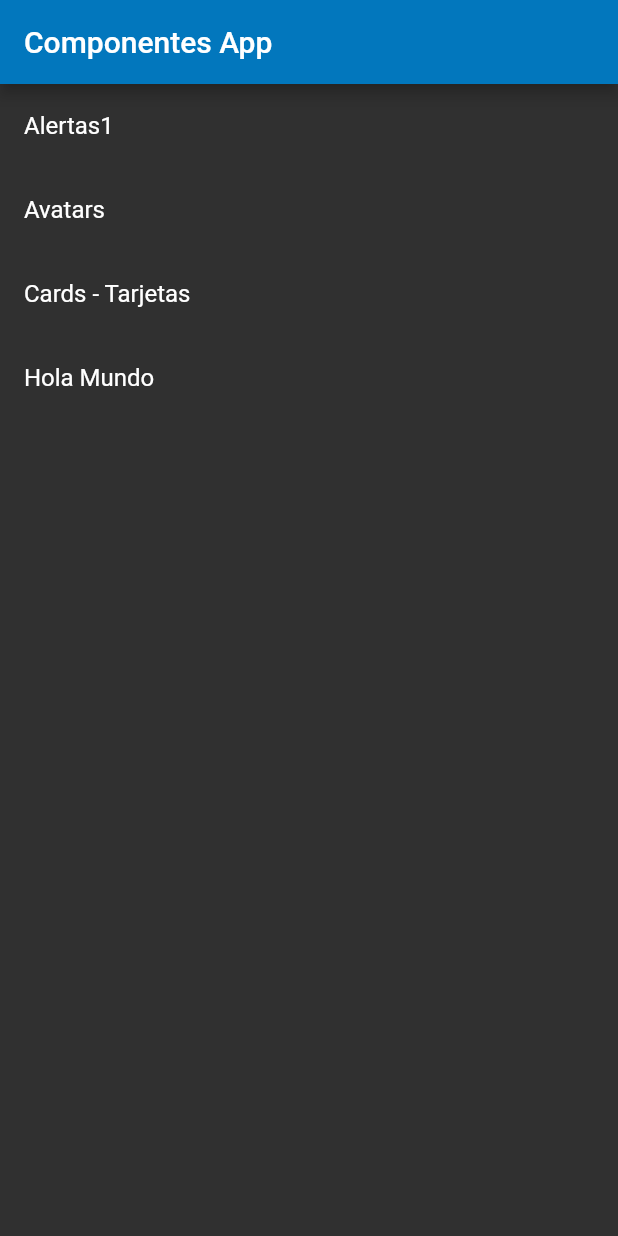
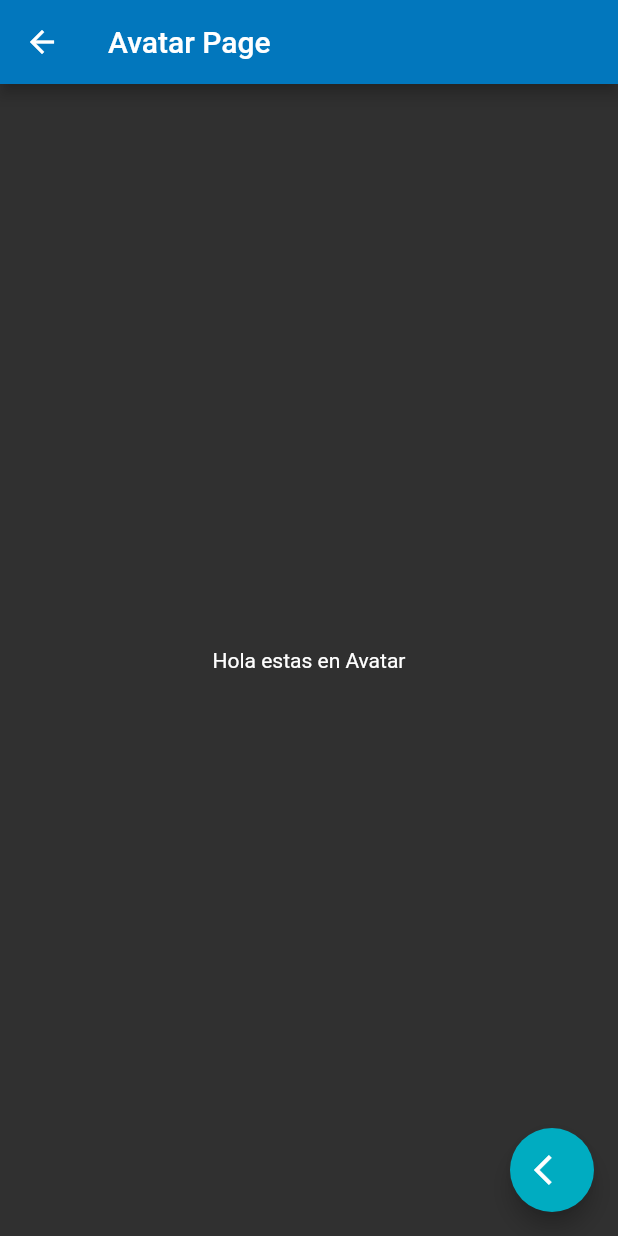
Before and after one commit to fidoguido/componentes5a, a Flutter app: the screen it shows after launch, after a tap on "Avatars", on a phone screen of 412 x 824 dp. Run offline on Flutter 3.47's test engine with Material 2 defaults, Android fonts, the phone set to English and light mode, and no system bars; Roboto replaces fonts that are missing (Georgia).

Commit message:
Menu construido con Json

```diff
--- a/data/menu_opts.json
+++ b/data/menu_opts.json
@@ -4,7 +4,7 @@
         {
             "ruta" : "alert",
             "icon" : "add_alert",
-            "texto": "Alertas1"
+            "texto": "Alertas"
         },
         {
             "ruta" : "avatar",
@@ -12,14 +12,19 @@
             "texto": "Avatars"
         },
         {
-            "ruta" : "card",
+            "ruta" : "avatar",
             "icon" : "folder_open",
             "texto": "Cards - Tarjetas"
         },
         {
-            "ruta" : "card",
+            "ruta" : "avatar",
             "icon" : "folder_open",
             "texto": "Hola Mundo"
+        },
+        {
+            "ruta" : "animater",
+            "icon" : "folder_open",
+            "texto": "Animater Container"
         }
     ]
 }
--- a/lib/src/app.dart
+++ b/lib/src/app.dart
@@ -1,13 +1,20 @@
+import 'package:flutter/material.dart';
+import 'package:componentes5a/src/pages/alerts_pages.dart';
 import 'package:componentes5a/src/pages/home_page.dart';
-import 'package:flutter/material.dart';
-import 'package:componentes5a/src/pages/home_temp.dart';
+import 'package:componentes5a/src/pages/avatar_page.dart';
 
 class App extends StatelessWidget {
   @override
   Widget build(BuildContext context) {
     return MaterialApp(
       title: 'Componentes App',
-      home: HomePage(),
+      //home: HomePage(),
+      initialRoute: '/',
+      routes: <String, WidgetBuilder>{
+        '/': (BuildContext context) => HomePage(),
+        'alert': (BuildContext context) => AlertPage(),
+        'avatar': (BuildContext context) => AvatarPage(),
+      },
       theme: ThemeData(
         brightness: Brightness.dark,
         primaryColor: Colors.lightBlue[800],
--- /dev/null
+++ b/lib/src/pages/avatar_page.dart
@@ -0,0 +1,26 @@
+import 'package:flutter/material.dart';
+
+class AvatarPage extends StatelessWidget {
+  @override
+  Widget build(BuildContext context) {
+    return Container(
+      child: Scaffold(
+        appBar: AppBar(
+          title: Text('Avatar Page'),
+        ),
+        body: Center(
+          child: Text('Hola estas en Avatar'),
+        ),
+        floatingActionButton: FloatingActionButton(
+          onPressed: () {
+            Navigator.pop(context);
+          },
+          child: Icon(
+            Icons.arrow_back_ios,
+            //color: Colors.blue,
+          ),
+        ),
+      ),
+    );
+  }
+}
--- a/lib/src/pages/home_page.dart
+++ b/lib/src/pages/home_page.dart
@@ -1,5 +1,6 @@
+import 'package:componentes5a/src/utils/icon_string_util.dart';
+import 'package:flutter/material.dart';
 import 'package:componentes5a/src/providers/menu_provider.dart';
-import 'package:flutter/material.dart';
 
 class HomePage extends StatelessWidget {
   @override
@@ -15,6 +16,7 @@ class HomePage extends StatelessWidget {
   Widget _lista() {
     return FutureBuilder(
       future: menuProvider.cargarData(),
+      initialData: [],
       builder: (context, AsyncSnapshot<List<dynamic>> snapshot) {
         return ListView(
           children: _crearListaItem(snapshot.data, context),
@@ -26,11 +28,27 @@ class HomePage extends StatelessWidget {
   List<Widget> _crearListaItem(List<dynamic> data, BuildContext context) {
     final List<Widget> opciones = [];
     data.forEach((item) {
+      //(print(item);
       final temp = ListTile(
         title: Text(item['texto']),
-        onTap: () {},
+        onTap: () {
+          Navigator.pushNamed(context, item['ruta']);
+        },
+        leading: getIcon(item['icon']),
       );
+      /*
       opciones.add(temp);
+      opciones.add(Divider(
+        height: 30.0,
+        color: Colors.white,
+      ));
+      */
+      opciones
+        ..add(temp)
+        ..add(Divider(
+          height: 30.0,
+          color: Colors.white,
+        ));
     });
     return opciones;
   }
--- a/lib/src/providers/menu_provider.dart
+++ b/lib/src/providers/menu_provider.dart
@@ -16,7 +16,8 @@ class _MenuProvider {
   Future<List<dynamic>> cargarData() async {
     final resp = await rootBundle.loadString('data/menu_opts.json');
     Map dataMap = json.decode(resp);
-    return dataMap['rutas'];
+    opciones = dataMap['rutas'];
+    return opciones;
   }
 }
 
--- /dev/null
+++ b/lib/src/utils/icon_string_util.dart
@@ -0,0 +1,14 @@
+import 'package:flutter/material.dart';
+
+final _icons = <String, IconData>{
+  'add_alert': Icons.add_alert,
+  'accessibility': Icons.accessibility,
+  'folder_open': Icons.folder_open,
+};
+
+Icon getIcon(String nombreIcono) {
+  return Icon(
+    _icons[nombreIcono],
+    //color: Colors.blue,
+  );
+}
```
Also changed, not shown: lib/src/pages/alerts_pages.dart (added, +26 -0 lines).
